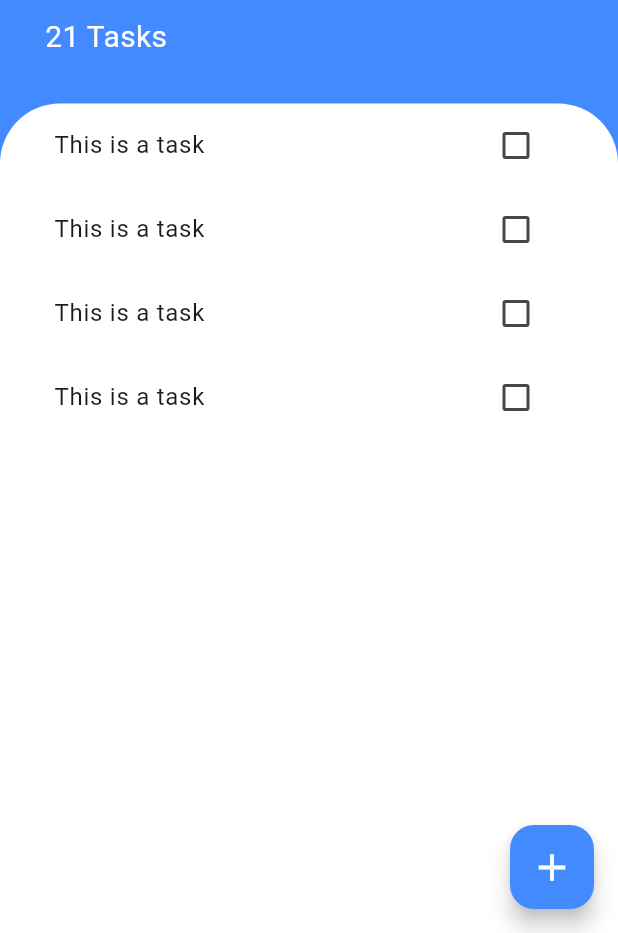
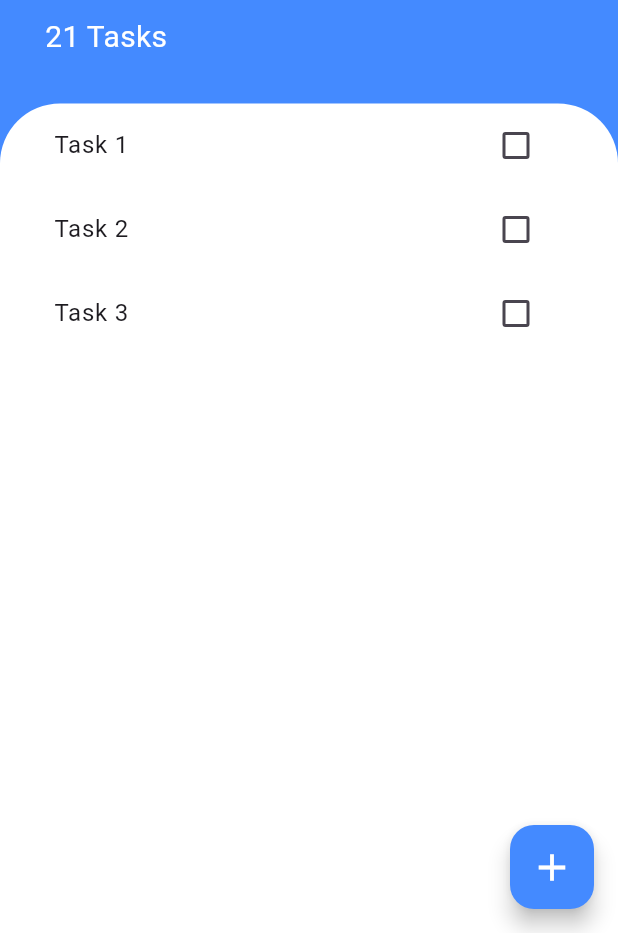
Before and after one commit to Akshatlohia/Todo-Flutter, a Flutter app: the screen it shows after launch, on a phone screen of 412 x 824 dp, the part 303-1236 px from its top. Run offline on Flutter 3.47's test engine with Material 3 defaults, Android fonts, the phone set to English and light mode, and no system bars.

```diff
--- /dev/null
+++ b/lib/modules/Task.dart
@@ -0,0 +1,10 @@
+class Task {
+  final String name;
+  bool isDone;
+
+  Task({required this.name, this.isDone = false});
+
+  void toggleState() {
+    isDone = !isDone;
+  }
+}
--- a/lib/screens/tasks_screen.dart
+++ b/lib/screens/tasks_screen.dart
@@ -1,5 +1,6 @@
 import 'package:flutter/material.dart';
 import 'package:todoapp_flutter/screens/add_task_screen.dart';
+import '../widgets/task_list.dart';
 import '../widgets/task_tile.dart';
 
 class TasksScreen extends StatelessWidget {
@@ -75,14 +76,7 @@ class TasksScreen extends StatelessWidget {
                   topRight: Radius.circular(40.0),
                 ),
               ),
-              child: ListView(
-                children: const [
-                  TaskTile(),
-                  TaskTile(),
-                  TaskTile(),
-                  TaskTile(),
-                ],
-              ),
+              child: TaskList(),
             ),
           )
         ],
--- /dev/null
+++ b/lib/widgets/task_list.dart
@@ -0,0 +1,39 @@
+import 'package:flutter/cupertino.dart';
+import 'package:todoapp_flutter/widgets/task_tile.dart';
+
+import '../modules/Task.dart';
+
+class TaskList extends StatefulWidget {
+  const TaskList({
+    super.key,
+  });
+
+  @override
+  State<TaskList> createState() => _TaskListState();
+}
+
+List<Task> tasks = [
+  Task(name: 'Task 1'),
+  Task(name: 'Task 2'),
+  Task(name: 'Task 3'),
+];
+
+class _TaskListState extends State<TaskList> {
+  @override
+  Widget build(BuildContext context) {
+    return ListView.builder(
+      itemBuilder: (context, index) {
+        return TaskTile(
+          isChecked: tasks[index].isDone,
+          taskTitle: tasks[index].name,
+          checkBoxCallback: (newValue) {
+            setState(() {
+              tasks[index].toggleState();
+            });
+          },
+        );
+      },
+      itemCount: tasks.length,
+    );
+  }
+}
--- a/lib/widgets/task_tile.dart
+++ b/lib/widgets/task_tile.dart
@@ -1,15 +1,28 @@
 import 'package:flutter/material.dart';
 
 class TaskTile extends StatelessWidget {
-  const TaskTile({super.key});
+  final bool isChecked;
+  final String taskTitle;
+
+  final Function(bool?) checkBoxCallback;
+
+  TaskTile({
+    required this.taskTitle,
+    required this.isChecked,
+    required this.checkBoxCallback,
+  });
 
   @override
   Widget build(BuildContext context) {
     return ListTile(
-      title: const Text('This is a task'),
+      title: Text(
+        taskTitle,
+        style: TextStyle(
+            decoration: isChecked ? TextDecoration.lineThrough : null),
+      ),
       trailing: Checkbox(
-        value: false,
-        onChanged: (bool? value) {},
+        value: isChecked,
+        onChanged: checkBoxCallback,
       ),
     );
   }
```
Also changed, not shown: pubspec.lock.
